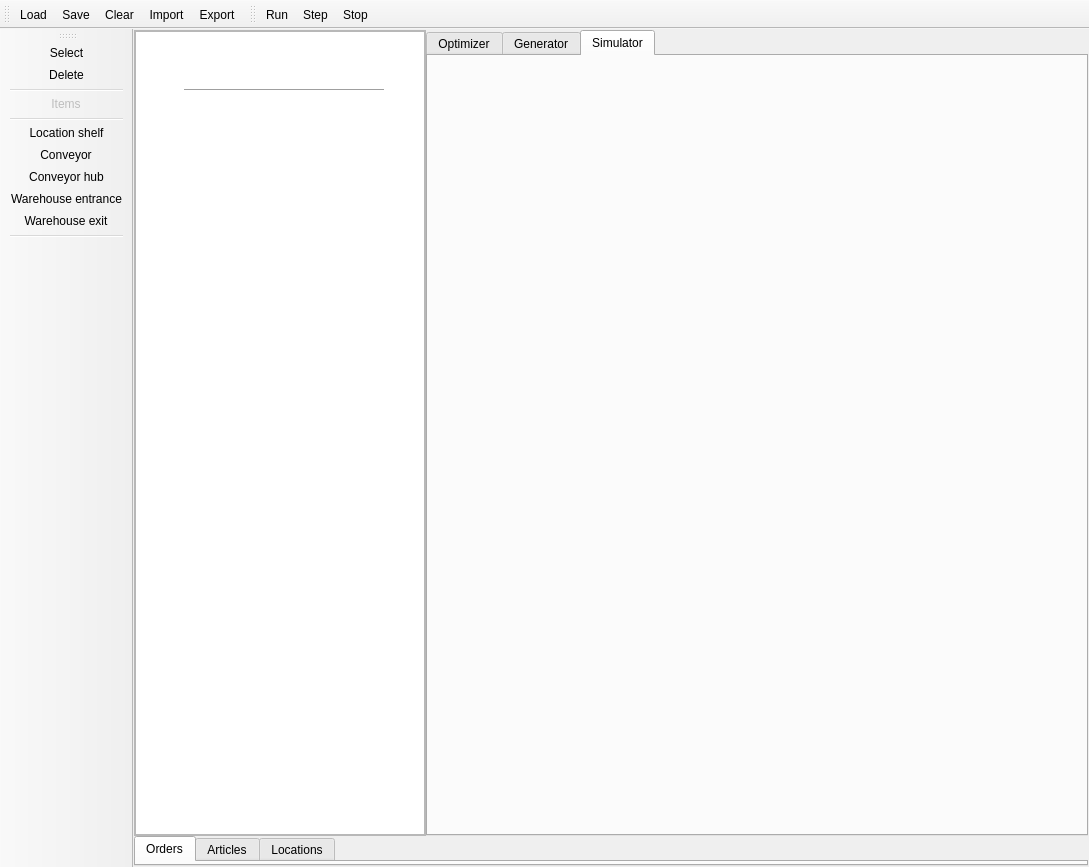
Above: src/gui/mainwindow.ui from kocica/warehouse-manager before the change. Below: the same form after it.
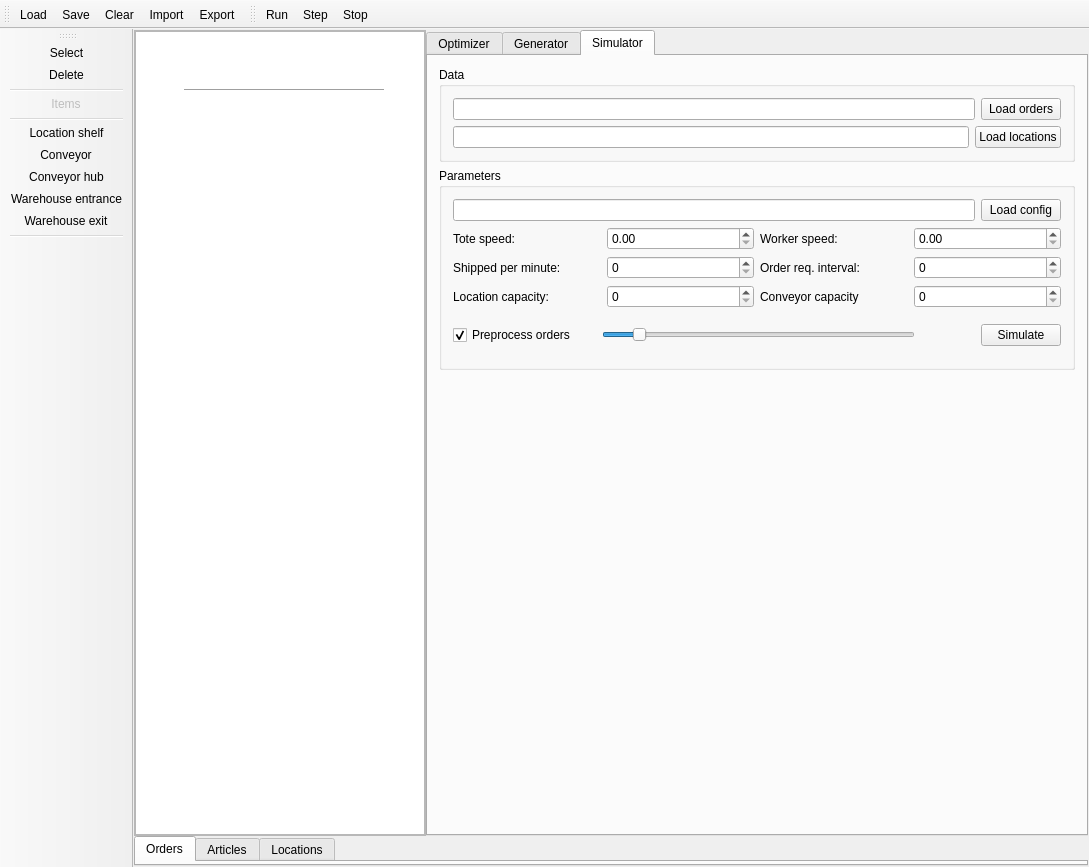
That is the form after the change. The open tabs and pages were chosen to show the change. Icons and pictures are not drawn. Custom widgets are drawn as their Qt base class.

Commit message: UI Simulator implemented

Patch:
```diff
--- a/src/gui/mainwindow.ui
+++ b/src/gui/mainwindow.ui
@@ -885,6 +885,265 @@
            <attribute name="title">
             <string>Simulator</string>
            </attribute>
+           <layout class="QVBoxLayout" name="verticalLayout_11">
+            <item>
+             <widget class="QGroupBox" name="dataGroupSim">
+              <property name="title">
+               <string>Data</string>
+              </property>
+              <layout class="QVBoxLayout" name="verticalLayout_9">
+               <item>
+                <layout class="QHBoxLayout" name="ordersLayoutSim">
+                 <item>
+                  <widget class="QLineEdit" name="ordersLineSim"/>
+                 </item>
+                 <item>
+                  <widget class="QPushButton" name="ordersLoadSim">
+                   <property name="text">
+                    <string>Load orders</string>
+                   </property>
+                  </widget>
+                 </item>
+                </layout>
+               </item>
+               <item>
+                <layout class="QHBoxLayout" name="locationsLayoutSim">
+                 <item>
+                  <widget class="QLineEdit" name="locationsLineSim"/>
+                 </item>
+                 <item>
+                  <widget class="QPushButton" name="locationsLoadSim">
+                   <property name="text">
+                    <string>Load locations</string>
+                   </property>
+                  </widget>
+                 </item>
+                </layout>
+               </item>
+              </layout>
+             </widget>
+            </item>
+            <item>
+             <widget class="QGroupBox" name="simulatorParameters">
+              <property name="title">
+               <string>Parameters</string>
+              </property>
+              <layout class="QVBoxLayout" name="verticalLayout_10">
+               <item>
+                <layout class="QHBoxLayout" name="configLayoutSim">
+                 <property name="bottomMargin">
+                  <number>0</number>
+                 </property>
+                 <item>
+                  <widget class="QLineEdit" name="configLineSim"/>
+                 </item>
+                 <item>
+                  <widget class="QPushButton" name="configLoadSim">
+                   <property name="text">
+                    <string>Load config</string>
+                   </property>
+                  </widget>
+                 </item>
+                </layout>
+               </item>
+               <item>
+                <layout class="QGridLayout" name="simParams">
+                 <property name="bottomMargin">
+                  <number>10</number>
+                 </property>
+                 <item row="1" column="3">
+                  <widget class="QSpinBox" name="customerReqInterval">
+                   <property name="maximum">
+                    <number>1000</number>
+                   </property>
+                   <property name="singleStep">
+                    <number>1</number>
+                   </property>
+                  </widget>
+                 </item>
+                 <item row="1" column="2">
+                  <widget class="QLabel" name="customerReqIntervalLabel">
+                   <property name="text">
+                    <string>Order req. interval:</string>
+                   </property>
+                  </widget>
+                 </item>
+                 <item row="2" column="1">
+                  <widget class="QSpinBox" name="locationCapacity">
+                   <property name="enabled">
+                    <bool>true</bool>
+                   </property>
+                   <property name="maximum">
+                    <number>1000</number>
+                   </property>
+                   <property name="singleStep">
+                    <number>1</number>
+                   </property>
+                  </widget>
+                 </item>
+                 <item row="2" column="0">
+                  <widget class="QLabel" name="locationCapacityLabel">
+                   <property name="text">
+                    <string>Location capacity:</string>
+                   </property>
+                  </widget>
+                 </item>
+                 <item row="1" column="0">
+                  <widget class="QLabel" name="totesPerMinuteLabel">
+                   <property name="text">
+                    <string>Shipped per minute:</string>
+                   </property>
+                  </widget>
+                 </item>
+                 <item row="2" column="3">
+                  <widget class="QSpinBox" name="conveyorCapacity">
+                   <property name="maximum">
+                    <number>1000</number>
+                   </property>
+                  </widget>
+                 </item>
+                 <item row="2" column="2">
+                  <widget class="QLabel" name="conveyorCapacityLabel">
+                   <property name="text">
+                    <string>Conveyor capacity</string>
+                   </property>
+                  </widget>
+                 </item>
+                 <item row="0" column="0">
+                  <widget class="QLabel" name="toteSpeedLabel">
+                   <property name="text">
+                    <string>Tote speed:</string>
+                   </property>
+                  </widget>
+                 </item>
+                 <item row="0" column="2">
+                  <widget class="QLabel" name="workerSpeedLabel">
+                   <property name="text">
+                    <string>Worker speed:</string>
+                   </property>
+                  </widget>
+                 </item>
+                 <item row="1" column="1">
+                  <widget class="QSpinBox" name="totesPerMinute">
+                   <property name="maximum">
+                    <number>1000</number>
+                   </property>
+                   <property name="singleStep">
+                    <number>1</number>
+                   </property>
+                  </widget>
+                 </item>
+                 <item row="0" column="1">
+                  <widget class="QDoubleSpinBox" name="toteSpeed">
+                   <property name="maximum">
+                    <double>10.000000000000000</double>
+                   </property>
+                   <property name="singleStep">
+                    <double>0.100000000000000</double>
+                   </property>
+                  </widget>
+                 </item>
+                 <item row="0" column="3">
+                  <widget class="QDoubleSpinBox" name="workerSpeed">
+                   <property name="maximum">
+                    <double>10.000000000000000</double>
+                   </property>
+                   <property name="singleStep">
+                    <double>0.100000000000000</double>
+                   </property>
+                  </widget>
+                 </item>
+                </layout>
+               </item>
+               <item>
+                <layout class="QHBoxLayout" name="simSubparams">
+                 <property name="bottomMargin">
+                  <number>10</number>
+                 </property>
+                 <item>
+                  <widget class="QCheckBox" name="preprocessOrders">
+                   <property name="text">
+                    <string>Preprocess orders</string>
+                   </property>
+                   <property name="checked">
+                    <bool>true</bool>
+                   </property>
+                  </widget>
+                 </item>
+                 <item>
+                  <spacer name="horizontalSpacerSim2">
+                   <property name="orientation">
+                    <enum>Qt::Horizontal</enum>
+                   </property>
+                   <property name="sizeType">
+                    <enum>QSizePolicy::Fixed</enum>
+                   </property>
+                   <property name="sizeHint" stdset="0">
+                    <size>
+                     <width>20</width>
+                     <height>20</height>
+                    </size>
+                   </property>
+                  </spacer>
+                 </item>
+                 <item>
+                  <widget class="QSlider" name="simulationSpeedup">
+                   <property name="minimum">
+                    <number>0</number>
+                   </property>
+                   <property name="maximum">
+                    <number>10</number>
+                   </property>
+                   <property name="value">
+                    <number>1</number>
+                   </property>
+                   <property name="orientation">
+                    <enum>Qt::Horizontal</enum>
+                   </property>
+                  </widget>
+                 </item>
+                 <item>
+                  <spacer name="horizontalSpacerSim3">
+                   <property name="orientation">
+                    <enum>Qt::Horizontal</enum>
+                   </property>
+                   <property name="sizeType">
+                    <enum>QSizePolicy::Fixed</enum>
+                   </property>
+                   <property name="sizeHint" stdset="0">
+                    <size>
+                     <width>60</width>
+                     <height>20</height>
+                    </size>
+                   </property>
+                  </spacer>
+                 </item>
+                 <item>
+                  <widget class="QPushButton" name="simulateWarehouse">
+                   <property name="text">
+                    <string>Simulate</string>
+                   </property>
+                  </widget>
+                 </item>
+                </layout>
+               </item>
+              </layout>
+             </widget>
+            </item>
+            <item>
+             <spacer name="verticalSpacerSim">
+              <property name="orientation">
+               <enum>Qt::Vertical</enum>
+              </property>
+              <property name="sizeHint" stdset="0">
+               <size>
+                <width>20</width>
+                <height>40</height>
+               </size>
+              </property>
+             </spacer>
+            </item>
+           </layout>
           </widget>
          </widget>
         </item>
```
The commit also changes 8 other files.
